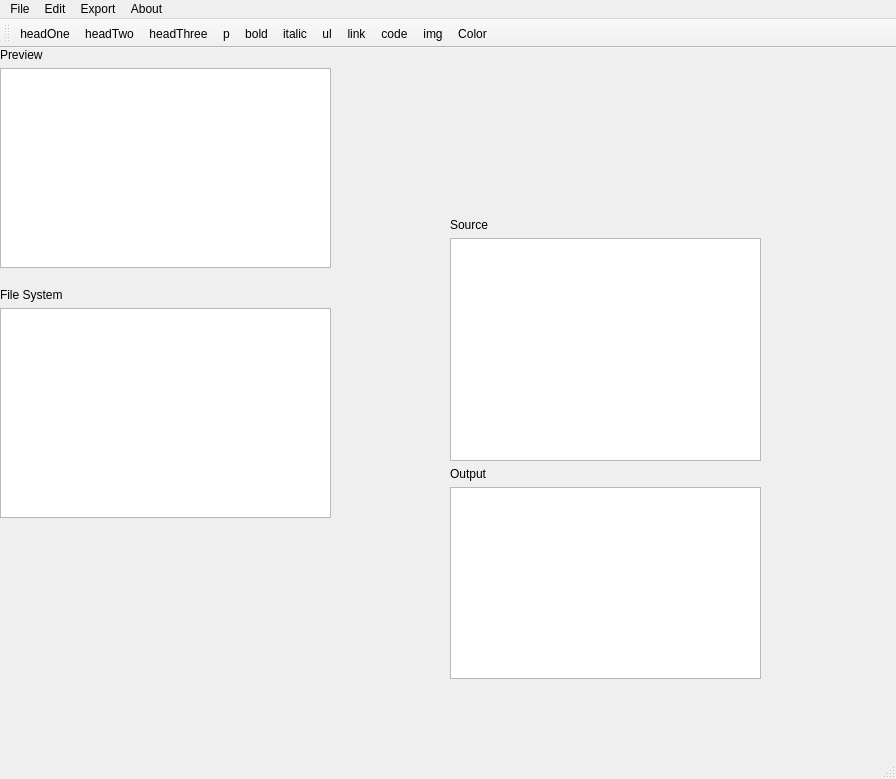
Before: the Qt Designer form src/ui/mainwindow.ui in pavelkral/mdedit, drawn with Qt 5.
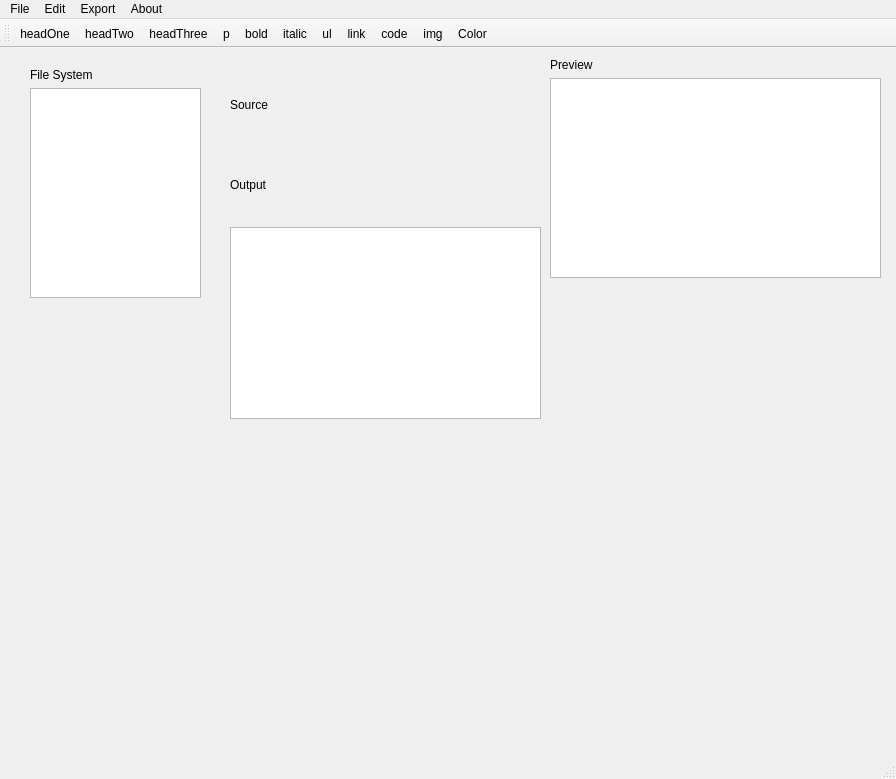
After: the same form once the commit is applied. Icons and pictures are not drawn.

Commit message:
Replace QTextEdit with CodeEditor and add line numbers
Introduced a new CodeEditor widget with line number

The edit to the form file:
```diff
--- a/src/ui/mainwindow.ui
+++ b/src/ui/mainwindow.ui
@@ -21,9 +21,9 @@
    <widget class="QWidget" name="layoutWidget">
     <property name="geometry">
      <rect>
-      <x>0</x>
-      <y>240</y>
-      <width>331</width>
+      <x>30</x>
+      <y>20</y>
+      <width>171</width>
       <height>230</height>
      </rect>
     </property>
@@ -50,10 +50,10 @@
    <widget class="QWidget" name="layoutWidget">
     <property name="geometry">
      <rect>
-      <x>450</x>
-      <y>170</y>
+      <x>230</x>
+      <y>20</y>
       <width>311</width>
-      <height>461</height>
+      <height>351</height>
      </rect>
     </property>
     <layout class="QVBoxLayout" name="editLayout">
@@ -68,11 +68,7 @@
       </widget>
      </item>
      <item>
-      <widget class="QTextEdit" name="textEditMain">
-       <property name="styleSheet">
-        <string notr="true">font: 14pt &quot;Segoe UI&quot;;</string>
-       </property>
-      </widget>
+      <layout class="QVBoxLayout" name="editorLayout"/>
      </item>
      <item>
       <widget class="QLabel" name="label_3">
@@ -96,8 +92,8 @@
    <widget class="QWidget" name="layoutWidget">
     <property name="geometry">
      <rect>
-      <x>0</x>
-      <y>0</y>
+      <x>550</x>
+      <y>10</y>
       <width>331</width>
       <height>220</height>
      </rect>
```
The commit also changes 7 other files.
